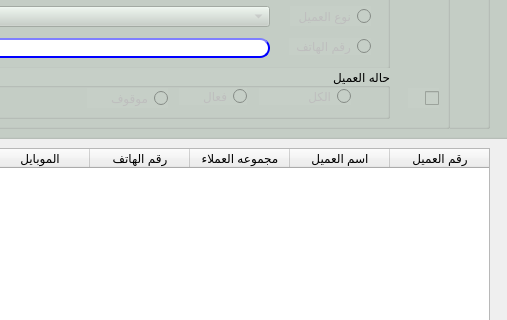
Old version of the form presentation/loyalty_ui/customer_display.ui in the repository shymaa123456/HyperPOS2020; both pictures show x 521 to 1028 and y 92 to 412 of the 1028 by 560 pixel window.
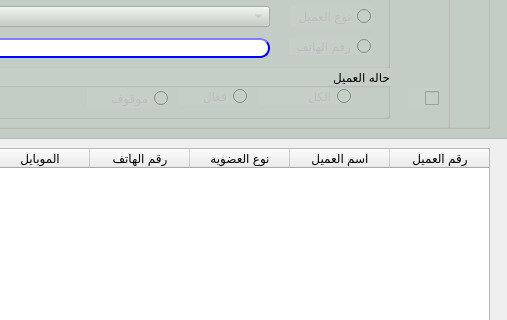
New version of the form.

The edit to the form file:
```diff
--- a/presentation/loyalty_ui/customer_display.ui
+++ b/presentation/loyalty_ui/customer_display.ui
@@ -1023,7 +1023,7 @@
       </column>
       <column>
        <property name="text">
-        <string>مجموعه العملاء</string>
+        <string>نوع العضويه</string>
        </property>
       </column>
       <column>
```
